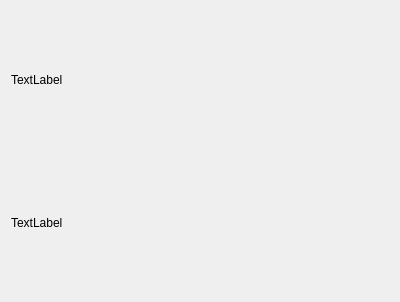
This is mdt/data/qt_designs/generate_protocol_tab.ui in robbert-harms/MDT as Qt 5 draws it before an edit. The edited form follows.
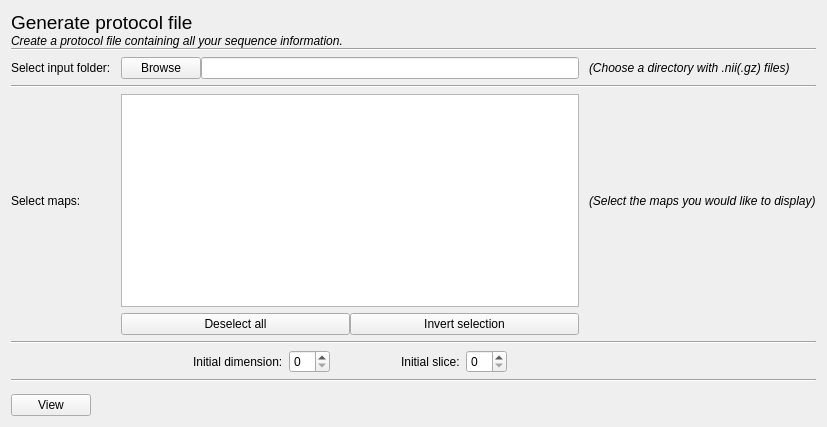
This is the edited form.

```diff
--- a/mdt/data/qt_designs/generate_protocol_tab.ui
+++ b/mdt/data/qt_designs/generate_protocol_tab.ui
@@ -9,28 +9,307 @@
    <rect>
     <x>0</x>
     <y>0</y>
-    <width>400</width>
-    <height>302</height>
+    <width>827</width>
+    <height>427</height>
    </rect>
   </property>
   <property name="windowTitle">
    <string>Form</string>
   </property>
   <layout class="QVBoxLayout" name="verticalLayout">
+   <property name="topMargin">
+    <number>11</number>
+   </property>
    <item>
-    <widget class="QLabel" name="label">
-     <property name="text">
-      <string>TextLabel</string>
+    <layout class="QVBoxLayout" name="verticalLayout_2">
+     <property name="spacing">
+      <number>0</number>
      </property>
-    </widget>
+     <item>
+      <widget class="QLabel" name="label">
+       <property name="font">
+        <font>
+         <pointsize>14</pointsize>
+        </font>
+       </property>
+       <property name="text">
+        <string>Generate protocol file</string>
+       </property>
+      </widget>
+     </item>
+     <item>
+      <widget class="QLabel" name="label_2">
+       <property name="font">
+        <font>
+         <italic>true</italic>
+        </font>
+       </property>
+       <property name="text">
+        <string>Create a protocol file containing all your sequence information.</string>
+       </property>
+      </widget>
+     </item>
+     <item>
+      <widget class="Line" name="line">
+       <property name="frameShadow">
+        <enum>QFrame::Sunken</enum>
+       </property>
+       <property name="lineWidth">
+        <number>1</number>
+       </property>
+       <property name="orientation">
+        <enum>Qt::Horizontal</enum>
+       </property>
+      </widget>
+     </item>
+    </layout>
    </item>
    <item>
-    <widget class="QLabel" name="label_2">
-     <property name="text">
-      <string>TextLabel</string>
+    <layout class="QGridLayout" name="gridLayout">
+     <property name="sizeConstraint">
+      <enum>QLayout::SetDefaultConstraint</enum>
      </property>
+     <property name="horizontalSpacing">
+      <number>10</number>
+     </property>
+     <item row="3" column="1">
+      <layout class="QHBoxLayout" name="horizontalLayout_3">
+       <property name="topMargin">
+        <number>0</number>
+       </property>
+       <item>
+        <widget class="QPushButton" name="deselectAllButton">
+         <property name="text">
+          <string>Deselect all</string>
+         </property>
+        </widget>
+       </item>
+       <item>
+        <widget class="QPushButton" name="invertSelectionButton">
+         <property name="text">
+          <string>Invert selection</string>
+         </property>
+        </widget>
+       </item>
+      </layout>
+     </item>
+     <item row="2" column="0">
+      <widget class="QLabel" name="label_3">
+       <property name="minimumSize">
+        <size>
+         <width>0</width>
+         <height>0</height>
+        </size>
+       </property>
+       <property name="text">
+        <string>Select maps:</string>
+       </property>
+      </widget>
+     </item>
+     <item row="2" column="1">
+      <widget class="QListWidget" name="selectMaps">
+       <property name="sizePolicy">
+        <sizepolicy hsizetype="Expanding" vsizetype="Expanding">
+         <horstretch>0</horstretch>
+         <verstretch>1</verstretch>
+        </sizepolicy>
+       </property>
+       <property name="selectionMode">
+        <enum>QAbstractItemView::MultiSelection</enum>
+       </property>
+      </widget>
+     </item>
+     <item row="1" column="0" colspan="3">
+      <widget class="Line" name="line_4">
+       <property name="orientation">
+        <enum>Qt::Horizontal</enum>
+       </property>
+      </widget>
+     </item>
+     <item row="2" column="2">
+      <widget class="QLabel" name="label_5">
+       <property name="font">
+        <font>
+         <italic>true</italic>
+        </font>
+       </property>
+       <property name="text">
+        <string>(Select the maps you would like to display)</string>
+       </property>
+      </widget>
+     </item>
+     <item row="0" column="1">
+      <layout class="QHBoxLayout" name="horizontalLayout_2">
+       <item>
+        <widget class="QPushButton" name="selectFolderButton">
+         <property name="text">
+          <string>Browse</string>
+         </property>
+        </widget>
+       </item>
+       <item>
+        <widget class="QLineEdit" name="selectedFolderText">
+         <property name="text">
+          <string/>
+         </property>
+        </widget>
+       </item>
+      </layout>
+     </item>
+     <item row="0" column="0">
+      <widget class="QLabel" name="label_6">
+       <property name="text">
+        <string>Select input folder:</string>
+       </property>
+      </widget>
+     </item>
+     <item row="0" column="2">
+      <widget class="QLabel" name="label_4">
+       <property name="font">
+        <font>
+         <italic>true</italic>
+        </font>
+       </property>
+       <property name="text">
+        <string>(Choose a directory with .nii(.gz) files)</string>
+       </property>
+      </widget>
+     </item>
+     <item row="4" column="0" colspan="3">
+      <widget class="Line" name="line_3">
+       <property name="orientation">
+        <enum>Qt::Horizontal</enum>
+       </property>
+      </widget>
+     </item>
+     <item row="5" column="1">
+      <layout class="QHBoxLayout" name="horizontalLayout_4">
+       <property name="leftMargin">
+        <number>0</number>
+       </property>
+       <property name="rightMargin">
+        <number>0</number>
+       </property>
+       <item>
+        <spacer name="horizontalSpacer_3">
+         <property name="orientation">
+          <enum>Qt::Horizontal</enum>
+         </property>
+         <property name="sizeHint" stdset="0">
+          <size>
+           <width>40</width>
+           <height>20</height>
+          </size>
+         </property>
+        </spacer>
+       </item>
+       <item>
+        <layout class="QHBoxLayout" name="horizontalLayout_9">
+         <property name="spacing">
+          <number>0</number>
+         </property>
+         <property name="rightMargin">
+          <number>6</number>
+         </property>
+         <item>
+          <widget class="QLabel" name="label_7">
+           <property name="text">
+            <string>Initial dimension:</string>
+           </property>
+          </widget>
+         </item>
+        </layout>
+       </item>
+       <item>
+        <widget class="QSpinBox" name="initialDimensionChooser"/>
+       </item>
+       <item>
+        <spacer name="horizontalSpacer_2">
+         <property name="orientation">
+          <enum>Qt::Horizontal</enum>
+         </property>
+         <property name="sizeHint" stdset="0">
+          <size>
+           <width>40</width>
+           <height>20</height>
+          </size>
+         </property>
+        </spacer>
+       </item>
+       <item>
+        <layout class="QHBoxLayout" name="horizontalLayout_10">
+         <property name="spacing">
+          <number>0</number>
+         </property>
+         <property name="rightMargin">
+          <number>6</number>
+         </property>
+         <item>
+          <widget class="QLabel" name="label_9">
+           <property name="text">
+            <string>Initial slice:</string>
+           </property>
+          </widget>
+         </item>
+        </layout>
+       </item>
+       <item>
+        <widget class="QSpinBox" name="initialSliceChooser"/>
+       </item>
+       <item>
+        <spacer name="horizontalSpacer_4">
+         <property name="orientation">
+          <enum>Qt::Horizontal</enum>
+         </property>
+         <property name="sizeHint" stdset="0">
+          <size>
+           <width>40</width>
+           <height>20</height>
+          </size>
+         </property>
+        </spacer>
+       </item>
+      </layout>
+     </item>
+    </layout>
+   </item>
+   <item>
+    <widget class="Line" name="line_2">
+     <property name="orientation">
+      <enum>Qt::Horizontal</enum>
+     </property>
     </widget>
    </item>
+   <item>
+    <layout class="QHBoxLayout" name="horizontalLayout">
+     <property name="topMargin">
+      <number>6</number>
+     </property>
+     <property name="bottomMargin">
+      <number>0</number>
+     </property>
+     <item>
+      <widget class="QPushButton" name="viewButton">
+       <property name="text">
+        <string>View</string>
+       </property>
+      </widget>
+     </item>
+     <item>
+      <spacer name="horizontalSpacer">
+       <property name="orientation">
+        <enum>Qt::Horizontal</enum>
+       </property>
+       <property name="sizeHint" stdset="0">
+        <size>
+         <width>40</width>
+         <height>20</height>
+        </size>
+       </property>
+      </spacer>
+     </item>
+    </layout>
+   </item>
   </layout>
  </widget>
  <resources/>
```
Left out of the diff: 7 changed lines with no effect on the pictures.
